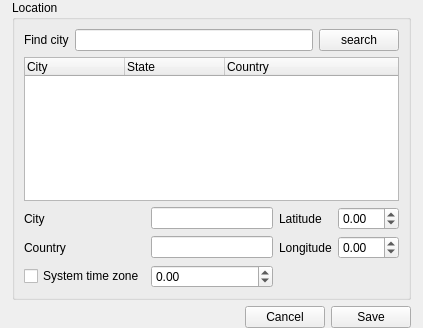
Old version of the form alquds/gui/locationeditor.ui in the repository ghannami/alQuds.
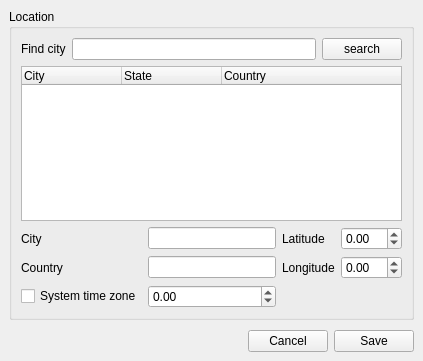
New version of the form.

```diff
--- a/alquds/gui/locationeditor.ui
+++ b/alquds/gui/locationeditor.ui
@@ -7,7 +7,7 @@
     <x>0</x>
     <y>0</y>
     <width>423</width>
-    <height>328</height>
+    <height>361</height>
    </rect>
   </property>
   <property name="windowTitle">
@@ -15,16 +15,16 @@
   </property>
   <layout class="QVBoxLayout" name="verticalLayout_2">
    <property name="leftMargin">
-    <number>12</number>
+    <number>9</number>
    </property>
    <property name="topMargin">
-    <number>0</number>
+    <number>9</number>
    </property>
    <property name="rightMargin">
-    <number>12</number>
+    <number>9</number>
    </property>
    <property name="bottomMargin">
-    <number>0</number>
+    <number>9</number>
    </property>
    <item>
     <widget class="QGroupBox" name="searchBox">
@@ -147,6 +147,19 @@
      </layout>
     </widget>
    </item>
+   <item>
+    <spacer name="verticalSpacer">
+     <property name="orientation">
+      <enum>Qt::Vertical</enum>
+     </property>
+     <property name="sizeHint" stdset="0">
+      <size>
+       <width>20</width>
+       <height>40</height>
+      </size>
+     </property>
+    </spacer>
+   </item>
    <item>
     <layout class="QHBoxLayout" name="horizontalLayout_6">
      <item>
```
